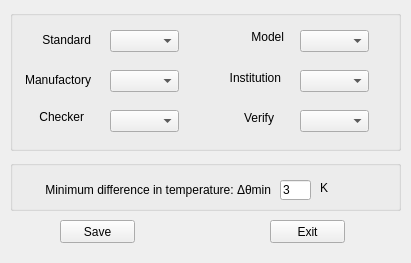
Before: the Qt Designer form source/tvercomp/tvercompparamdlg/ui/tvercomp_param.ui in flimmy78/qtverify, drawn with Qt 5.
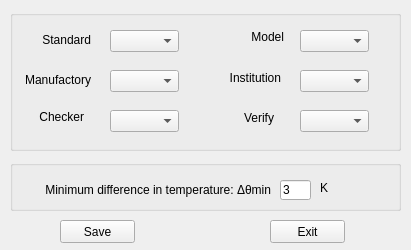
After: the same form once the commit is applied.

The edit to the form file:
```diff
--- a/source/tvercomp/tvercompparamdlg/ui/tvercomp_param.ui
+++ b/source/tvercomp/tvercompparamdlg/ui/tvercomp_param.ui
@@ -7,7 +7,7 @@
     <x>0</x>
     <y>0</y>
     <width>411</width>
-    <height>263</height>
+    <height>250</height>
    </rect>
   </property>
   <property name="windowTitle">
```
